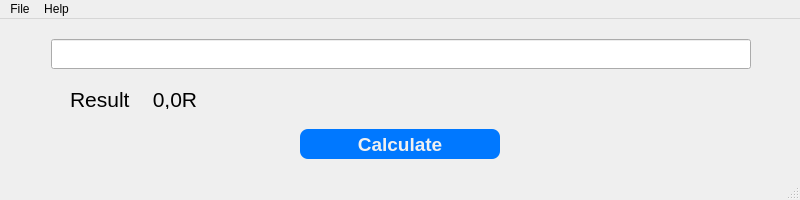
Before: the Qt Designer form window.ui in StepanTWL/ResistorCalculator, drawn with Qt 5.
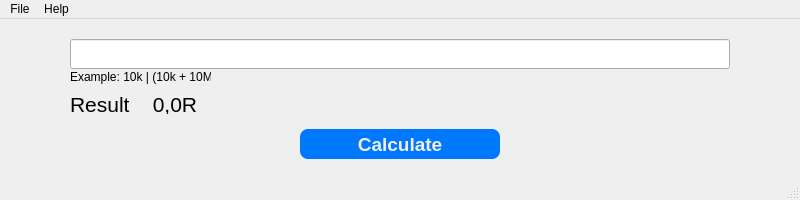
After: the same form once the commit is applied.

Patch:
```diff
--- a/window.ui
+++ b/window.ui
@@ -104,79 +104,11 @@
      </item>
     </layout>
    </widget>
-   <widget class="QWidget" name="horizontalLayoutWidget_2">
-    <property name="geometry">
-     <rect>
-      <x>0</x>
-      <y>10</y>
-      <width>801</width>
-      <height>51</height>
-     </rect>
-    </property>
-    <layout class="QHBoxLayout" name="horizontalLayout_2">
-     <item>
-      <spacer name="horizontalSpacer_4">
-       <property name="orientation">
-        <enum>Qt::Horizontal</enum>
-       </property>
-       <property name="sizeHint" stdset="0">
-        <size>
-         <width>40</width>
-         <height>20</height>
-        </size>
-       </property>
-      </spacer>
-     </item>
-     <item>
-      <widget class="QLineEdit" name="ResistFormula">
-       <property name="minimumSize">
-        <size>
-         <width>700</width>
-         <height>30</height>
-        </size>
-       </property>
-       <property name="maximumSize">
-        <size>
-         <width>700</width>
-         <height>30</height>
-        </size>
-       </property>
-       <property name="font">
-        <font>
-         <family>Arial</family>
-         <pointsize>10</pointsize>
-        </font>
-       </property>
-       <property name="styleSheet">
-        <string notr="true">QPushButton {
-	border-radius: 8px; 
-}</string>
-       </property>
-       <property name="inputMask">
-        <string/>
-       </property>
-      </widget>
-     </item>
-     <item>
-      <spacer name="horizontalSpacer_3">
-       <property name="orientation">
-        <enum>Qt::Horizontal</enum>
-       </property>
-       <property name="sizeHint" stdset="0">
-        <size>
-         <width>40</width>
-         <height>20</height>
-        </size>
-       </property>
-      </spacer>
-     </item>
-    </layout>
-   </widget>
    <widget class="QLabel" name="Result">
     <property name="geometry">
      <rect>
       <x>70</x>
-      <y>70</y>
+      <y>75</y>
       <width>360</width>
       <height>20</height>
      </rect>
@@ -210,6 +142,29 @@
      <string>Result    0,0R</string>
     </property>
    </widget>
+   <widget class="QLabel" name="label">
+    <property name="geometry">
+     <rect>
+      <x>70</x>
+      <y>50</y>
+      <width>141</width>
+      <height>16</height>
+     </rect>
+    </property>
+    <property name="text">
+     <string>Example: 10k | (10k + 10M)</string>
+    </property>
+   </widget>
+   <widget class="QLineEdit" name="ResistFormula">
+    <property name="geometry">
+     <rect>
+      <x>70</x>
+      <y>20</y>
+      <width>660</width>
+      <height>30</height>
+     </rect>
+    </property>
+   </widget>
   </widget>
   <widget class="QStatusBar" name="statusbar"/>
   <widget class="QMenuBar" name="menubar">
```
Left out of the diff: 13 changed lines with no effect on the pictures.
